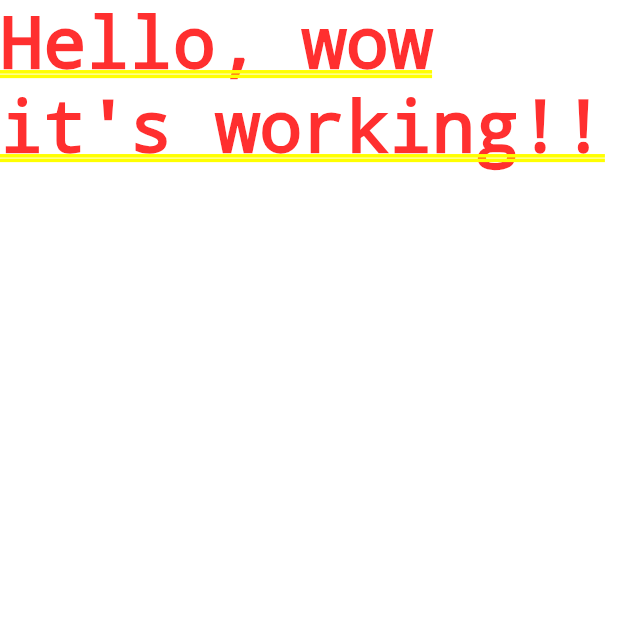
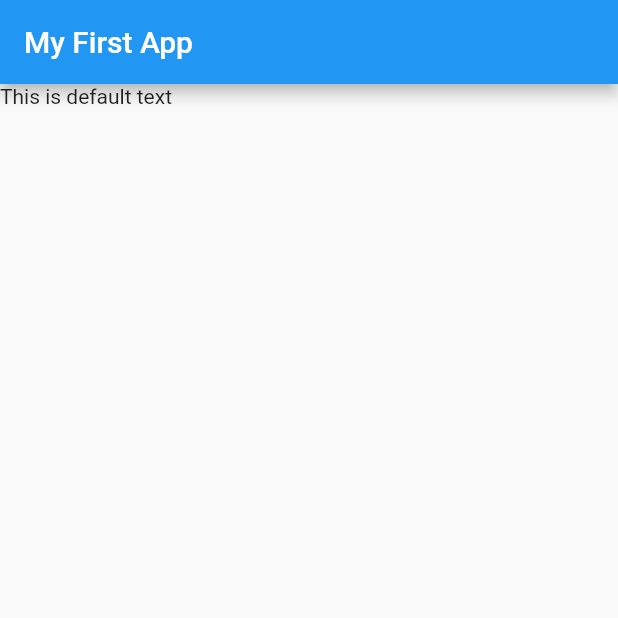
Before and after one commit to stewanoya/flutter_practice1, a Flutter app: the screen it shows after launch, on a phone screen of 412 x 824 dp, the top half of it. Run offline on Flutter 3.47's test engine with Material 2 defaults, Android fonts, the phone set to English and light mode, and no system bars.

Commit message:
add app bar and body

```diff
--- a/lib/main.dart
+++ b/lib/main.dart
@@ -10,7 +10,13 @@ class MyApp extends StatelessWidget {
   // let dart know that the override is deliberate.
   Widget build(BuildContext context) {
     return MaterialApp(
-      home: Text("Hello, wow it's working!!"),
+      // scaffold creates a basic page design (color, layout etc.)
+      home: Scaffold(
+        appBar: AppBar(
+          title: Text("My First App"),
+        ),
+        body: Text("This is default text"),
+      ),
     );
   }
 }
```
